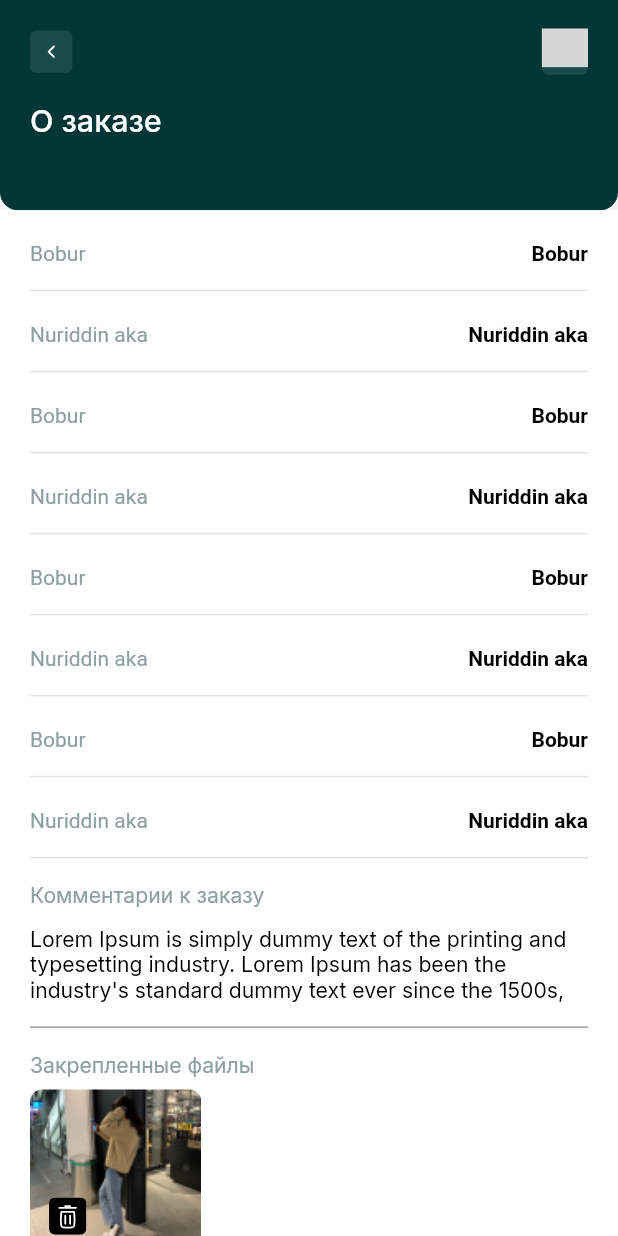
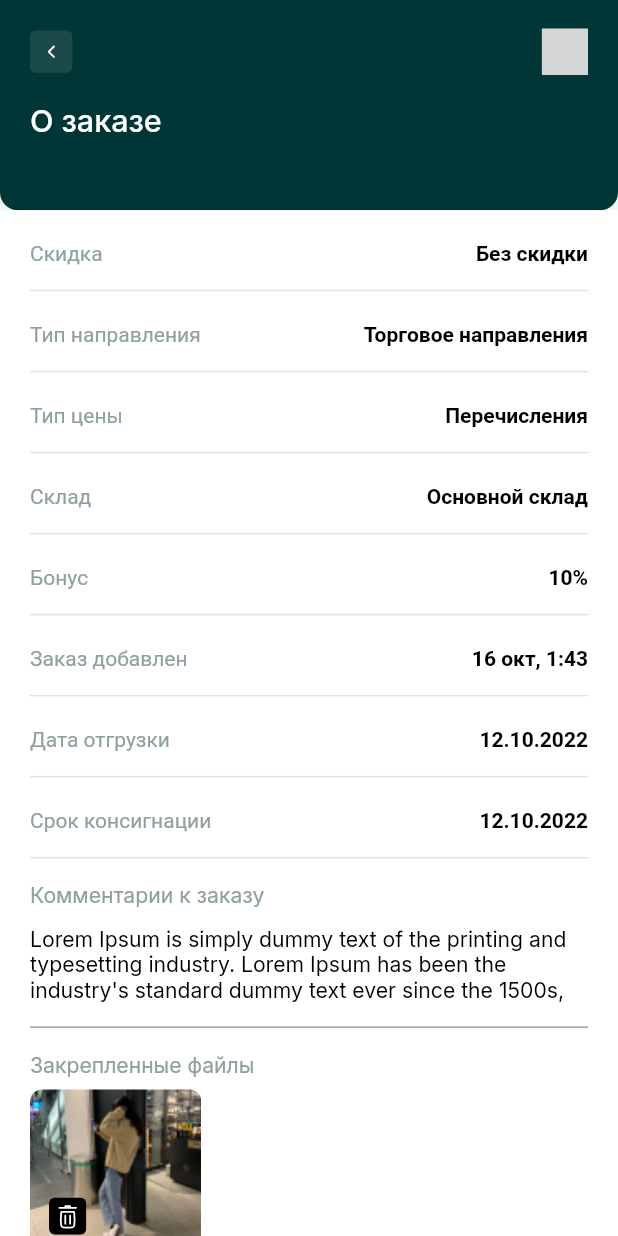
Before and after one commit to Abdulloh-Abdullayev/agent_temporary, a Flutter app: the screen it shows after launch, on a phone screen of 412 x 824 dp. Run offline on Flutter 3.47's test engine with Material 2 defaults, Android fonts, the phone set to English and light mode, and no system bars; our stand-ins replace bloc, bot_toast, dio, easy_localization, equatable, flutter_bloc and 10 more; missing offline and left inert: super_rich_text, uikit; accounts and stored records are empty; project files that could hold a hidden picture were left out; grey boxes are pictures that could not be loaded.

Commit message:
o zakaze done

```diff
--- a/lib/app.dart
+++ b/lib/app.dart
@@ -1,4 +1,4 @@
-import 'package:agent/ui/pages/booking/boking_page.dart';
+import 'package:agent/ui/pages/booking/o_boking_page.dart';
 import 'package:bot_toast/bot_toast.dart';
 import 'package:easy_localization/easy_localization.dart';
 import 'package:flutter/material.dart';
--- a/lib/core/utils/assets.gen.dart
+++ b/lib/core/utils/assets.gen.dart
@@ -54,6 +54,9 @@ class $AssetsIconsGen {
 
   /// File path: assets/icons/clock.svg
   SvgGenImage get clock => const SvgGenImage('assets/icons/clock.svg');
+
+  /// File path: assets/icons/date.svg
+  SvgGenImage get date => const SvgGenImage('assets/icons/date.svg');
 
   /// File path: assets/icons/down.svg
   SvgGenImage get down => const SvgGenImage('assets/icons/down.svg');
@@ -134,6 +137,7 @@ class $AssetsIconsGen {
         chat,
         check,
         clock,
+        date,
         down,
         edit,
         exchange,
--- a/lib/ui/pages/booking/boking_page.dart
+++ b/lib/ui/pages/booking/o_boking_page.dart
@@ -1,7 +1,7 @@
 import 'package:agent/core/extensions/app_extensions.dart';
 import 'package:agent/core/utils/assets.gen.dart';
 import 'package:agent/core/utils/colors.gen.dart';
-import 'package:agent/ui/pages/booking/widgets/booking_widgets.dart';
+import 'package:agent/ui/pages/booking/widgets/o_booking_widgets.dart';
 import 'package:agent/ui/widgets/app_widgets.dart';
 import 'package:flutter/material.dart';
 import 'package:flutter_modular/flutter_modular.dart';
@@ -36,24 +36,24 @@ class BookingPage extends StatefulWidget {
 
 class _BookingPageState extends State<BookingPage> {
   final List<String> firstTextNameItems = [
-    "Bobur",
-    "Nuriddin aka",
-    "Bobur",
-    "Nuriddin aka",
-    "Bobur",
-    "Nuriddin aka",
-    "Bobur",
-    "Nuriddin aka",
+    "Скидка",
+    "Тип направления",
+    "Тип цены",
+    "Склад",
+    "Бонус",
+    "Заказ добавлен",
+    "Дата отгрузки",
+    "Срок консигнации",
   ];
   final List<String> secondTextNameItems = [
-    "Bobur",
-    "Nuriddin aka",
-    "Bobur",
-    "Nuriddin aka",
-    "Bobur",
-    "Nuriddin aka",
-    "Bobur",
-    "Nuriddin aka",
+    "Без скидки",
+    "Торговое направления",
+    "Перечисления",
+    "Основной склад",
+    "10%",
+    "16 окт, 1:43",
+    "12.10.2022",
+    "12.10.2022",
   ];
   String? selectedMenu;
 
@@ -64,9 +64,10 @@ class _BookingPageState extends State<BookingPage> {
         backgroundColor: ColorName.background,
         body: Column(
           children: [
-            BookingWidgets.appBar(
+            OBookingWidgets.appBar(
               title: "О заказе",
               ontap: (key) {},
+              context: context,
             ),
             Expanded(
               child: ListView(
@@ -92,7 +93,7 @@ class _BookingPageState extends State<BookingPage> {
                               mainAxisSize: MainAxisSize.min,
                               children: [
                                 const SizedBox(height: 21),
-                                BookingWidgets.bookingItems(
+                                OBookingWidgets.bookingItems(
                                   firstName: firstTextNameItems[i],
                                   secondName: secondTextNameItems[i],
                                 ),
@@ -177,14 +178,14 @@ class _BookingPageState extends State<BookingPage> {
                         const SizedBox(
                           height: 15,
                         ),
-                        BookingWidgets.cocaColaItems(),
+                        OBookingWidgets.cocaColaItems(),
                         const SizedBox(
                           height: 18,
                         ),
                         Column(
                           crossAxisAlignment: CrossAxisAlignment.stretch,
                           children: [
-                            BookingWidgets.textBuilder(
+                            OBookingWidgets.textBuilder(
                               "Общая объем",
                               "1365 о",
                               mainAxisAlignment: MainAxisAlignment.spaceBetween,
@@ -192,7 +193,7 @@ class _BookingPageState extends State<BookingPage> {
                             const SizedBox(
                               height: 12,
                             ),
-                            BookingWidgets.textBuilder(
+                            OBookingWidgets.textBuilder(
                               "Общее кол-во",
                               "1258 шт",
                               mainAxisAlignment: MainAxisAlignment.spaceBetween,
@@ -200,7 +201,7 @@ class _BookingPageState extends State<BookingPage> {
                             const SizedBox(
                               height: 12,
                             ),
-                            BookingWidgets.textBuilder(
+                            OBookingWidgets.textBuilder(
                               "Общая сумма",
                               "150 000 000 UZS",
                               color: ColorName.button,
--- a/lib/ui/pages/booking/widgets/booking_widgets.dart
+++ b/lib/ui/pages/booking/widgets/o_booking_widgets.dart
@@ -6,7 +6,7 @@ import 'package:flutter/material.dart';
 import 'package:flutter_screenutil/flutter_screenutil.dart';
 import 'package:uikit/uikit.dart';
 
-class BookingWidgets {
+class OBookingWidgets {
   static Widget bookingItems({
     required String firstName,
     required String secondName,
@@ -44,7 +44,9 @@ class BookingWidgets {
   }
 
   static Widget appBar(
-          {required String title, required Function(String key) ontap}) =>
+          {required String title,
+          required BuildContext context,
+          required Function(String key) ontap}) =>
       Container(
         height: 139.h,
         width: 1.sw,
@@ -78,28 +80,71 @@ class BookingWidgets {
                 Container(
                   height: 28.w,
                   width: 28.w,
-                  padding: EdgeInsets.only(bottom: 5),
                   alignment: Alignment.center,
                   decoration: BoxDecoration(
                     color: Colors.white.withOpacity(.10),
                     borderRadius: BorderRadius.circular(4),
                   ),
                   child: PopupMenuTools(
+                    onTap: (p0) {
+                      if (p0 == 1) {
+                        showDialog(
+                          context: context,
+                          builder: (ctx) => const AlertDialog(
+                            content: CommitTextField(
+                              text: "Добавление комментарии",
+                            ),
+                          ),
+                        );
+                      } else if (p0 == 2) {
+                        showDialog(
+                          context: context,
+                          builder: (ctx) => Padding(
+                            padding: const EdgeInsets.all(4.0),
+                            child: DateTimeDialog(
+                                title: "Добавить дату отгрузки",
+                                closeTitle: "Закрыть",
+                                addTitle: "Добавить",
+                                addTap: () {}),
+                          ),
+                        );
+                      } else if (p0 == 3) {
+                        showDialog(
+                          context: context,
+                          builder: (ctx) => Padding(
+                            padding: const EdgeInsets.all(4.0),
+                            child: DateTimeDialog(
+                                title: "Добавить консигнация",
+                                closeTitle: "Закрыть",
+                                addTitle: "Добавить",
+                                addTap: () {}),
+                          ),
+                        );
+                      }
+                    },
                     textName: const [
                       "Редактрировать",
                       "Комментария к заказу",
                       "Дата отгрузки",
                       "Срок Консигнация",
                       "Закрепить фото",
-                      'Удалить',
+                      'Отменить',
                     ],
                     icons: [
                       Assets.icons.edit.svg(),
                       Assets.icons.chat.svg(),
-                      Assets.icons.calendar.svg(),
+                      Assets.icons.date.svg(),
                       Assets.icons.clock.svg(),
                       Assets.icons.uploadingFile.svg(),
-                      Assets.icons.trash.svg(),
+                      SizedBox.shrink(),
+                    ],
+                    textColor: const [
+                      ColorName.button,
+                      ColorName.black,
+                      ColorName.black,
+                      ColorName.black,
+                      ColorName.black,
+                      ColorName.red,
                     ],
                   ),
                 ),
```
Also changed, not shown: assets/icons/date.svg (added).
